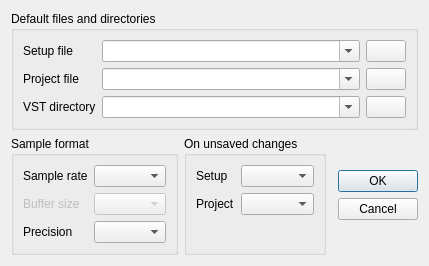
This is src/common/views/configdialog.ui in rbarreiros/vstboard as Qt 5 draws it before an edit. The edited form follows.
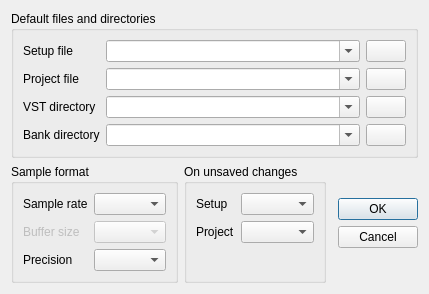
This is the edited form. Icons and pictures are not drawn.

Commit message: bank browser added and config dialog updated

Patch:
```diff
--- a/src/common/views/configdialog.ui
+++ b/src/common/views/configdialog.ui
@@ -7,7 +7,7 @@
     <x>0</x>
     <y>0</y>
     <width>392</width>
-    <height>252</height>
+    <height>282</height>
    </rect>
   </property>
   <property name="sizePolicy">
@@ -168,7 +168,47 @@
          <string comment="Browse"/>
         </property>
         <property name="icon">
-         <iconset resource="../../resources/resources.qrc">
+         <iconset>
+          <normaloff>:/img16x16/folder.png</normaloff>:/img16x16/folder.png</iconset>
+        </property>
+       </widget>
+      </item>
+      <item row="3" column="0">
+       <widget class="QLabel" name="label_4">
+        <property name="text">
+         <string>Bank directory</string>
+        </property>
+       </widget>
+      </item>
+      <item row="3" column="1">
+       <widget class="QComboBox" name="defaultBankPath">
+        <property name="sizePolicy">
+         <sizepolicy hsizetype="Ignored" vsizetype="Fixed">
+          <horstretch>0</horstretch>
+          <verstretch>0</verstretch>
+         </sizepolicy>
+        </property>
+        <property name="editable">
+         <bool>true</bool>
+        </property>
+       </widget>
+      </item>
+      <item row="3" column="2">
+       <widget class="QPushButton" name="browseBank">
+        <property name="sizePolicy">
+         <sizepolicy hsizetype="Fixed" vsizetype="Fixed">
+          <horstretch>0</horstretch>
+          <verstretch>0</verstretch>
+         </sizepolicy>
+        </property>
+        <property name="toolTip">
+         <string comment="Browse"/>
+        </property>
+        <property name="statusTip">
+         <string comment="Browse"/>
+        </property>
+        <property name="icon">
+         <iconset>
           <normaloff>:/img16x16/folder.png</normaloff>:/img16x16/folder.png</iconset>
         </property>
        </widget>
```
Left out of the diff: 8 changed lines with no effect on the pictures. The commit also changes 19 other files.
